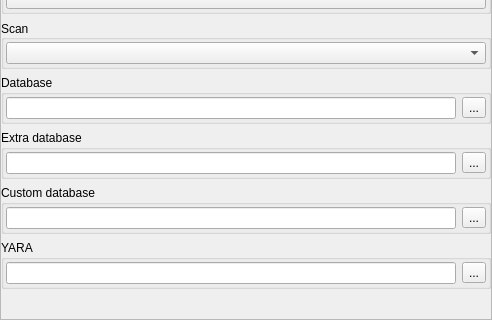
This is dieoptionswidget.ui in horsicq/die_widget as Qt 5 draws it before an edit; both pictures show x 0 to 492 and y 244 to 564 of the 492 by 564 pixel window. The edited form follows.
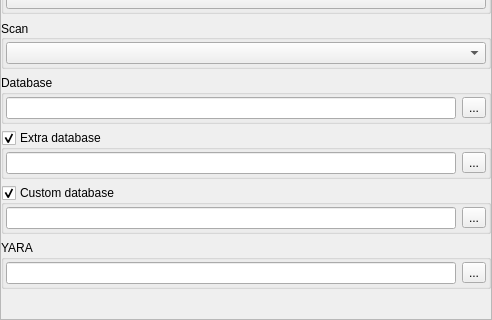
This is the edited form.

Diff of the .ui file:
```diff
--- a/dieoptionswidget.ui
+++ b/dieoptionswidget.ui
@@ -213,6 +213,9 @@
          <property name="title">
           <string>Extra database</string>
          </property>
+         <property name="checkable">
+          <bool>true</bool>
+         </property>
          <layout class="QHBoxLayout" name="horizontalLayout_6">
           <property name="leftMargin">
            <number>2</number>
@@ -244,6 +247,9 @@
          <property name="title">
           <string>Custom database</string>
          </property>
+         <property name="checkable">
+          <bool>true</bool>
+         </property>
          <layout class="QHBoxLayout" name="horizontalLayout_5">
           <property name="leftMargin">
            <number>2</number>
```
